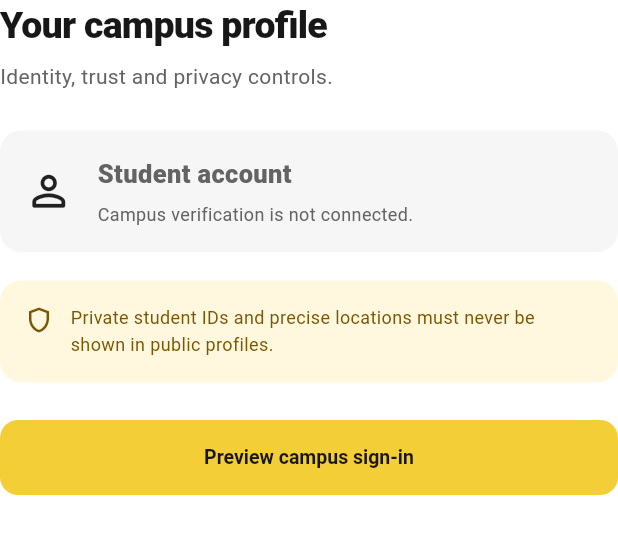
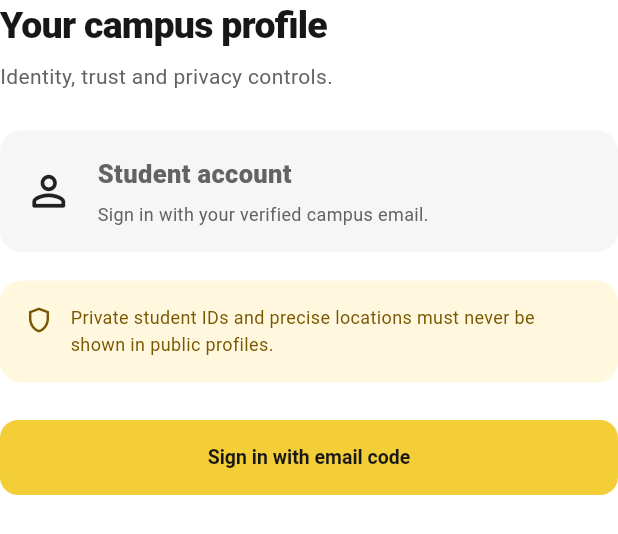
Before and after one commit to sohamsadegaonkar/mit-adt-campuspool, a Flutter app: the ProfilePreview widget shown alone on an empty page, opened directly with empty values, on a phone screen of 412 x 824 dp. Shown: the top 534 px of the screen. Run offline on Flutter 3.47's test engine with Material 3 defaults, Android fonts, the light colour scheme and no system bars; accounts and stored records are empty.

Commit message:
fix(flutter): remove preview auth references and migrate profile to verified session

```diff
--- a/flutter_app/lib/campus_auth.dart
+++ b/flutter_app/lib/campus_auth.dart
@@ -179,7 +179,7 @@ class CampusAuthApi {
     }
     _csrf = null;
     if (_client is CampusSessionClient) {
-      (_client as CampusSessionClient).clearLocalSession();
+      _client.clearLocalSession();
     }
   }
 
--- a/flutter_app/lib/campus_login_screen.dart
+++ b/flutter_app/lib/campus_login_screen.dart
@@ -135,7 +135,7 @@ class _CampusLoginScreenState extends State<CampusLoginScreen> {
                     ),
                     const SizedBox(height: 18),
                     CampusButton(
-                      label: auth!.phase == CampusAuthPhase.verifyingCode
+                      label: auth.phase == CampusAuthPhase.verifyingCode
                           ? 'Verifying…' : 'Verify and sign in',
                       onPressed: disabled ? null : _verify,
                     ),
@@ -149,7 +149,7 @@ class _CampusLoginScreenState extends State<CampusLoginScreen> {
                     ),
                   ] else ...[
                     CampusButton(
-                      label: auth!.phase == CampusAuthPhase.requestingCode
+                      label: auth.phase == CampusAuthPhase.requestingCode
                           ? 'Requesting code…' : 'Request sign-in code',
                       onPressed: disabled ? null : _requestCode,
                     ),
--- a/flutter_app/lib/flows.dart
+++ b/flutter_app/lib/flows.dart
@@ -543,42 +543,64 @@ class _TipTopUpPreviewState extends State<TipTopUpPreview> {
 }
 
 class ProfilePreview extends StatelessWidget {
-  const ProfilePreview({super.key, required this.signedInPreview,
-    required this.onPreviewSignIn, required this.onReturnGuest});
-  final bool signedInPreview;
-  final VoidCallback onPreviewSignIn;
-  final VoidCallback onReturnGuest;
+  const ProfilePreview({
+    super.key,
+    required this.hasVerifiedSession,
+    required this.onSignIn,
+    required this.onSignOut,
+    this.memberName,
+  });
+
+  final bool hasVerifiedSession;
+  final String? memberName;
+  final VoidCallback onSignIn;
+  final VoidCallback onSignOut;
 
   @override
   Widget build(BuildContext context) => Column(
-    crossAxisAlignment: CrossAxisAlignment.stretch, children: [
+    crossAxisAlignment: CrossAxisAlignment.stretch,
+    children: [
       Text('Your campus profile',
           style: Theme.of(context).textTheme.headlineSmall),
       const SizedBox(height: 8),
       const Text('Identity, trust and privacy controls.'),
       const SizedBox(height: 25),
-      CampusPanel(child: Row(children: [
+      CampusPanel(
+        child: Row(children: [
           const Icon(Icons.person_outline_rounded, size: 33),
           const SizedBox(width: 16),
-        Expanded(child: Column(crossAxisAlignment: CrossAxisAlignment.start,
+          Expanded(
+            child: Column(
+              crossAxisAlignment: CrossAxisAlignment.start,
               children: [
-            Text(signedInPreview ? 'Signed-in layout preview' :
-              'Student account', style: const TextStyle(
-                fontWeight: FontWeight.w800, fontSize: 17)),
+                Text(
+                  hasVerifiedSession
+                      ? (memberName ?? 'Verified campus student')
+                      : 'Student account',
+                  style: const TextStyle(
+                      fontWeight: FontWeight.w800, fontSize: 17),
+                ),
                 const SizedBox(height: 5),
-            const Text('Campus verification is not connected.',
-              style: TextStyle(fontSize: 12)),
+                Text(
+                  hasVerifiedSession
+                      ? 'Session confirmed by the CampusPool server.'
+                      : 'Sign in with your verified campus email.',
+                  style: const TextStyle(fontSize: 12),
+                ),
               ],
-        )),
-      ])),
+            ),
+          ),
+        ]),
+      ),
       const SizedBox(height: 19),
-      const CampusNote(message: 'Private student IDs and precise locations '
+      const CampusNote(
+          message: 'Private student IDs and precise locations '
               'must never be shown in public profiles.'),
       const SizedBox(height: 25),
       CampusButton(
-        label: signedInPreview ? 'Return to guest preview' :
-          'Preview campus sign-in',
-        onPressed: signedInPreview ? onReturnGuest : onPreviewSignIn),
+        label: hasVerifiedSession ? 'Sign out' : 'Sign in with email code',
+        onPressed: hasVerifiedSession ? onSignOut : onSignIn,
+      ),
     ],
   );
 }
```
Also changed, not shown: flutter_app/lib/app.dart (+4 -4 lines). Lines whose indentation alone changed are shown as unchanged.
